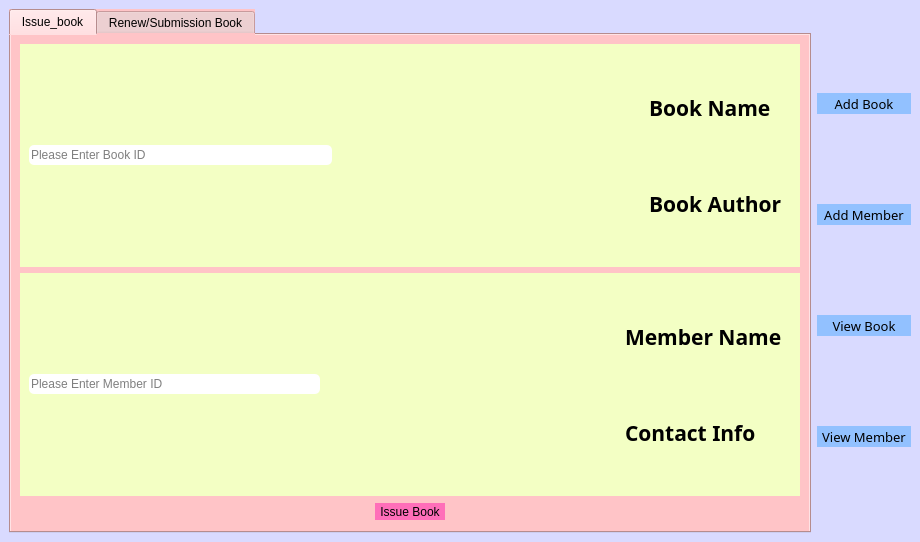
Qt form window.ui (AmirNikravan/lms) before a commit.
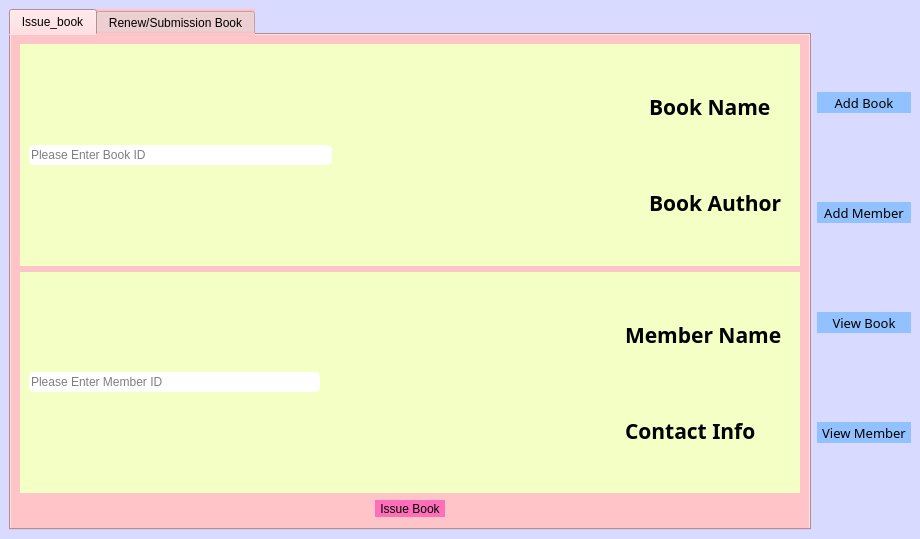
The same form after that commit. The open tabs and pages were chosen to show the change. Icons and pictures are not drawn.

Diff of the .ui file:
```diff
--- a/window.ui
+++ b/window.ui
@@ -7,7 +7,7 @@
     <x>0</x>
     <y>0</y>
     <width>920</width>
-    <height>542</height>
+    <height>539</height>
    </rect>
   </property>
   <property name="windowTitle">
@@ -90,7 +90,6 @@
                  <font>
                   <family>Sitka Banner</family>
                   <pointsize>16</pointsize>
-                  <weight>75</weight>
                   <bold>true</bold>
                  </font>
                 </property>
@@ -105,7 +104,6 @@
                  <font>
                   <family>Sitka Banner</family>
                   <pointsize>16</pointsize>
-                  <weight>75</weight>
                   <bold>true</bold>
                  </font>
                 </property>
@@ -176,7 +174,6 @@
                  <font>
                   <family>Sitka Banner</family>
                   <pointsize>16</pointsize>
-                  <weight>75</weight>
                   <bold>true</bold>
                  </font>
                 </property>
@@ -191,7 +188,6 @@
                  <font>
                   <family>Sitka Banner</family>
                   <pointsize>16</pointsize>
-                  <weight>75</weight>
                   <bold>true</bold>
                  </font>
                 </property>
```
Left out of the diff: 28 changed lines with no effect on the pictures.
